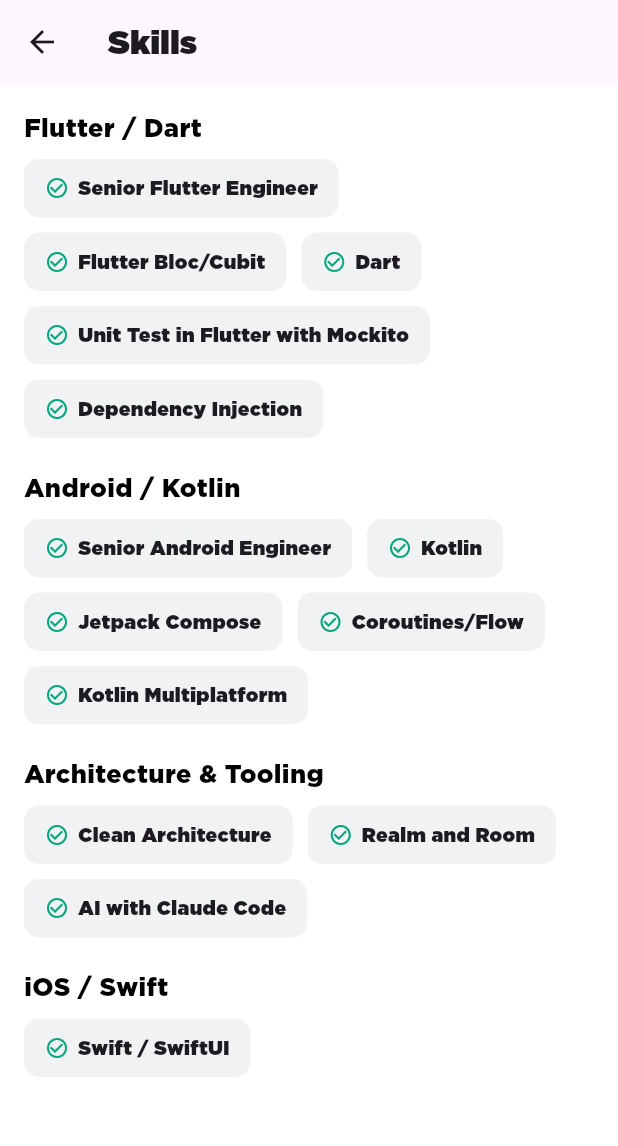
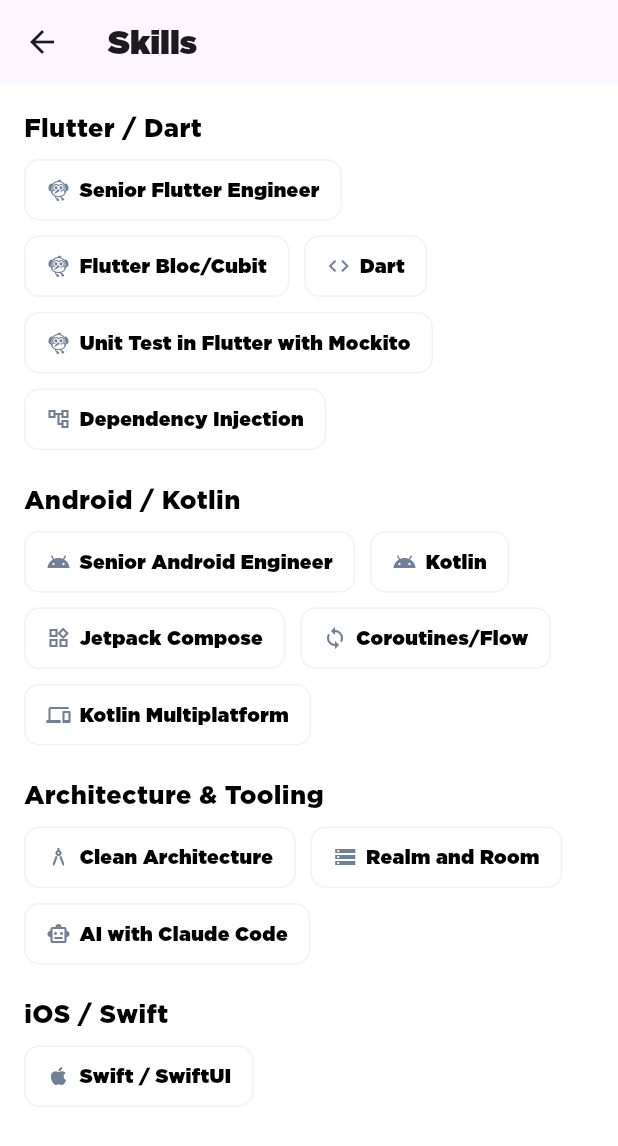
Before and after one commit to josaeljjh/ProfileCV, a Flutter app: the SkillsPageContent screen opened directly, on a phone screen of 412 x 824 dp. Shown: the top 1146 px of the screen. Run offline on Flutter 3.47's test engine with Material 3 defaults, Android fonts, the phone set to English and light mode, and no system bars; our stand-ins replace cached_network_image, dio, equatable, flutter_bloc, flutter_svg, get_it and 4 more; missing offline and left inert: flutter_displaymode.

Commit message:
Skills screen: dark mode + per-skill tech icons instead of a checkmark
Dark mode: same AppColors.of(context) pattern as Home, applied to
skill_group_section.dart (category label, chip background/border,
chip text). skills_page_content.dart's Scaffold already inherited the
theme's scaffoldBackgroundColor, so it needed no change.

Icons: replaced the generic Icons.check_circle_outline/niagara on
every chip with a technology-specific icon via a new
presentation/widgets/skills/skill_icon.dart - Android's robot for
Android/Kotlin skills, Flutter's dash for Flutter skills, Apple's logo
for Swift, plus sensible icons for the rest (architecture, storage,
AI, testing, dependency injection). All built from Flutter's own
Material icon set, no new asset or package needed. Exact-match switch
covering every skill the CV currently lists, with a keyword-based
fallback so a future skill still gets something reasonable.

Co-Authored-By: Claude Sonnet 5 <noreply@anthropic.com>
Claude-Session: https://claude.ai/code/session_01LfEYkEduBRuQwtFwoZxnSY

```diff
--- /dev/null
+++ b/lib/src/presentation/widgets/skills/skill_icon.dart
@@ -0,0 +1,51 @@
+import 'package:flutter/material.dart';
+
+/// Resolves a skill name to a representative technology icon (Android's
+/// robot for Android skills, Flutter's dash for Flutter skills, Apple's
+/// logo for Swift, etc.) instead of a generic checkmark - built entirely
+/// from Flutter's own Material icon set, no extra asset/package needed.
+/// Exact matches first (covers every skill the CV currently lists, in
+/// both locales), falling back to keyword matching so a new skill added
+/// later still gets a sensible icon instead of silently falling through.
+IconData skillIconFor(String skill) {
+  switch (skill) {
+    case 'Senior Flutter Engineer':
+    case 'Flutter Bloc/Cubit':
+    case 'Unit Test in Flutter with Mockito':
+      return Icons.flutter_dash;
+    case 'Dart':
+      return Icons.code;
+    case 'Senior Android Engineer':
+    case 'Kotlin':
+      return Icons.android;
+    case 'Jetpack Compose':
+      return Icons.widgets_outlined;
+    case 'Coroutines/Flow':
+      return Icons.sync;
+    case 'Kotlin Multiplatform':
+      return Icons.devices_outlined;
+    case 'Clean Architecture':
+      return Icons.architecture_outlined;
+    case 'Realm and Room':
+      return Icons.storage_outlined;
+    case 'IA con Claude Code':
+    case 'AI with Claude Code':
+      return Icons.smart_toy_outlined;
+    case 'Dependency Injection':
+      return Icons.account_tree_outlined;
+    case 'Swift / SwiftUI':
+      return Icons.apple;
+  }
+
+  final lower = skill.toLowerCase();
+  if (lower.contains('flutter')) return Icons.flutter_dash;
+  if (lower.contains('android') || lower.contains('kotlin')) return Icons.android;
+  if (lower.contains('swift') || lower.contains('ios')) return Icons.apple;
+  if (lower.contains('test') || lower.contains('mock')) return Icons.bug_report_outlined;
+  if (lower.contains('architecture')) return Icons.architecture_outlined;
+  if (lower.contains('database') || lower.contains('room') || lower.contains('realm')) {
+    return Icons.storage_outlined;
+  }
+  if (lower.contains('ai') || lower.contains('claude')) return Icons.smart_toy_outlined;
+  return Icons.code;
+}
--- a/lib/src/ui/pages/skills/widgets/skill_group_section.dart
+++ b/lib/src/ui/pages/skills/widgets/skill_group_section.dart
@@ -1,12 +1,15 @@
 import 'package:flutter/material.dart';
 
-import '../../../../config/resources/colors.dart';
+import '../../../../config/resources/app_colors.dart';
 import '../../../../config/resources/sizes.dart';
 import '../../../../domain/models/skill_group_model.dart';
+import '../../../../presentation/widgets/skills/skill_icon.dart';
 import '../../../../presentation/widgets/text/generic_label.dart';
 
 /// One skill category and its chips (e.g. "Flutter / Dart" -> Flutter,
-/// Bloc/Cubit, Dart, ...).
+/// Bloc/Cubit, Dart, ...). Each chip shows an icon for that specific
+/// technology (Android's robot, Flutter's dash, Apple's logo, ...)
+/// instead of a generic checkmark.
 class SkillGroupSection extends StatelessWidget {
   const SkillGroupSection({Key? key, required this.group}) : super(key: key);
 
@@ -14,6 +17,7 @@ class SkillGroupSection extends StatelessWidget {
 
   @override
   Widget build(BuildContext context) {
+    final colors = AppColors.of(context);
     return Padding(
       padding: const EdgeInsets.only(bottom: paddingXL),
       child: Column(
@@ -23,7 +27,7 @@ class SkillGroupSection extends StatelessWidget {
             label: group.category,
             lines: null,
             softWrap: true,
-            style: const TextStyle(fontSize: fontSize17, fontWeight: FontWeight.bold, color: black),
+            style: TextStyle(fontSize: fontSize17, fontWeight: FontWeight.bold, color: colors.textPrimary),
           ),
           const SizedBox(height: paddingSM + 2),
           Wrap(
@@ -33,17 +37,18 @@ class SkillGroupSection extends StatelessWidget {
                 .map((skill) => Container(
                       padding: const EdgeInsets.symmetric(horizontal: paddingMD + 2, vertical: paddingSM + 2),
                       decoration: BoxDecoration(
-                        color: athensGray,
+                        color: colors.cardSurface,
                         borderRadius: BorderRadius.circular(borderRadiusMD),
+                        border: Border.all(color: colors.divider),
                       ),
                       child: Row(
                         mainAxisSize: MainAxisSize.min,
                         children: [
-                          const Icon(Icons.check_circle_outline, size: iconSizeSM, color: niagara),
+                          Icon(skillIconFor(skill), size: iconSizeSM, color: colors.textSecondary),
                           const SizedBox(width: paddingSM - 2),
                           GenericLabel(
                             label: skill,
-                            style: const TextStyle(fontSize: fontSize13),
+                            style: TextStyle(fontSize: fontSize13, color: colors.textPrimary),
                           ),
                         ],
                       ),
```
